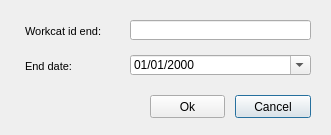
This is ui/node_replace.ui in Giswater/giswater_qgis_plugin as Qt 5 draws it before an edit. The edited form follows.
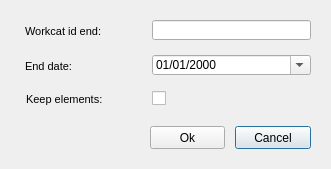
This is the edited form.

Commit message: Add keep element question for node replace function

```diff
--- a/ui/node_replace.ui
+++ b/ui/node_replace.ui
@@ -7,7 +7,7 @@
     <x>0</x>
     <y>0</y>
     <width>331</width>
-    <height>135</height>
+    <height>169</height>
    </rect>
   </property>
   <property name="windowTitle">
@@ -17,7 +17,7 @@
    <property name="geometry">
     <rect>
      <x>235</x>
-     <y>95</y>
+     <y>126</y>
      <width>76</width>
      <height>23</height>
     </rect>
@@ -30,7 +30,7 @@
    <property name="geometry">
     <rect>
      <x>150</x>
-     <y>95</y>
+     <y>126</y>
      <width>75</width>
      <height>23</height>
     </rect>
@@ -42,9 +42,9 @@
   <widget class="QDateTimeEdit" name="enddate">
    <property name="geometry">
     <rect>
-     <x>130</x>
+     <x>152</x>
      <y>55</y>
-     <width>181</width>
+     <width>159</width>
      <height>20</height>
     </rect>
    </property>
@@ -127,13 +127,59 @@
   <widget class="QLineEdit" name="workcat_id_end">
    <property name="geometry">
     <rect>
-     <x>130</x>
+     <x>152</x>
      <y>20</y>
-     <width>181</width>
+     <width>159</width>
      <height>20</height>
     </rect>
    </property>
   </widget>
+  <widget class="QCheckBox" name="keep_elements">
+   <property name="geometry">
+    <rect>
+     <x>152</x>
+     <y>88</y>
+     <width>27</width>
+     <height>20</height>
+    </rect>
+   </property>
+   <property name="text">
+    <string/>
+   </property>
+  </widget>
+  <widget class="QLabel" name="label_keep_elements">
+   <property name="geometry">
+    <rect>
+     <x>26</x>
+     <y>88</y>
+     <width>96</width>
+     <height>22</height>
+    </rect>
+   </property>
+   <property name="font">
+    <font>
+     <pointsize>8</pointsize>
+    </font>
+   </property>
+   <property name="frameShape">
+    <enum>QFrame::NoFrame</enum>
+   </property>
+   <property name="frameShadow">
+    <enum>QFrame::Raised</enum>
+   </property>
+   <property name="text">
+    <string>Keep elements:</string>
+   </property>
+   <property name="textFormat">
+    <enum>Qt::AutoText</enum>
+   </property>
+   <property name="scaledContents">
+    <bool>false</bool>
+   </property>
+   <property name="margin">
+    <number>3</number>
+   </property>
+  </widget>
  </widget>
  <resources/>
  <connections/>
```
